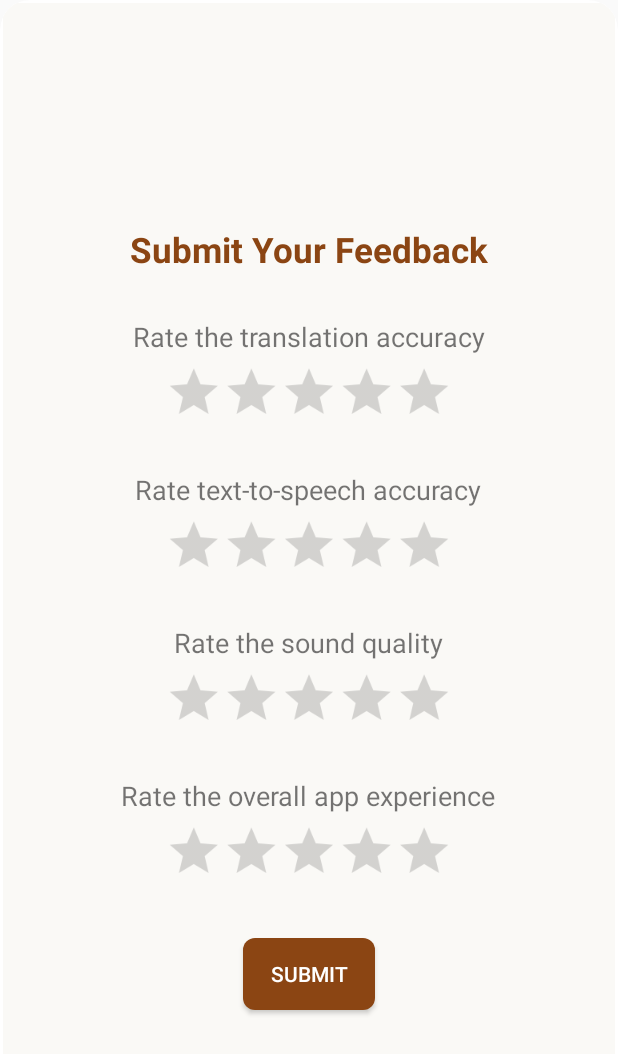
After one commit to 12cookie/signinApp, an Android app: the layout activity_popup.xml on its own in the app's theme, with its tools: preview values and no code run, on a phone screen of 412 x 824 dp. The commit adds this screen. Shown: the top 1054 px of the screen. Run offline under Robolectric (Android 15) with nearby library versions, the phone set to English and light mode, and no system bars.

Commit message:
Feedback btn

```diff
--- a/app/src/main/AndroidManifest.xml
+++ b/app/src/main/AndroidManifest.xml
@@ -39,6 +39,5 @@
         <activity
             android:name=".ConfirmPassword"
             android:exported="false" />
-
     </application>
 </manifest>
--- a/app/src/main/java/com/example/signinapp/LandingActivity.kt
+++ b/app/src/main/java/com/example/signinapp/LandingActivity.kt
@@ -9,23 +9,30 @@ import android.os.Looper
 import android.text.Editable
 import android.text.TextWatcher
 import android.util.Log
+import android.view.LayoutInflater
 import android.view.View
+import android.view.ViewGroup
 import android.widget.AdapterView
 import android.widget.ArrayAdapter
 import android.widget.Button
 import android.widget.EditText
 import android.widget.ImageView
+import android.widget.PopupWindow
 import android.widget.ProgressBar
+import android.widget.RatingBar
 import android.widget.Spinner
 import android.widget.TextView
 import android.widget.Toast
 import androidx.activity.enableEdgeToEdge
+import androidx.appcompat.app.AlertDialog
 import androidx.appcompat.app.AppCompatActivity
+import androidx.constraintlayout.widget.ConstraintLayout
 import com.android.volley.RequestQueue
 import com.android.volley.Response
 import com.android.volley.toolbox.JsonObjectRequest
 import com.android.volley.toolbox.Volley
 import com.bumptech.glide.Glide
+import com.example.signinapp.R.layout
 import org.json.JSONArray
 import org.json.JSONObject
 import java.io.IOException
@@ -38,6 +45,7 @@ class LandingActivity : AppCompatActivity()
     private lateinit var spinner: Spinner
     private lateinit var synthesize: Button
     private lateinit var logoutButton: ImageView
+    private lateinit var feedbackButton: Button
     private lateinit var serviceID: String
     private lateinit var auth: String
     private lateinit var authTranslation: String
@@ -54,7 +62,7 @@ class LandingActivity : AppCompatActivity()
     {
         super.onCreate(savedInstanceState)
         enableEdgeToEdge()
-        setContentView(R.layout.activity_landing)
+        setContentView(layout.activity_landing)
 
         sText = findViewById(R.id.textInput)
         translatedText = findViewById(R.id.translatedText)
@@ -138,6 +146,11 @@ class LandingActivity : AppCompatActivity()
                 requestQueue = Volley.newRequestQueue(this)
                 getAudioServiceID(targetLanguage)
             }
+        }
+
+        feedbackButton = findViewById(R.id.feedback)
+        feedbackButton.setOnClickListener {
+            showFeedbackDialog()
         }
 
         logoutButton = findViewById(R.id.logout)
@@ -458,4 +471,35 @@ class LandingActivity : AppCompatActivity()
             e.printStackTrace()
         }
     }
+
+    private fun showFeedbackDialog()
+    {
+        val inflater = LayoutInflater.from(this)
+        val dialogView = inflater.inflate(layout.activity_popup, null)
+
+        val feedbackDialog = AlertDialog.Builder(this)
+            .setView(dialogView)
+            .setCancelable(true)
+            .create()
+
+        val translationAccuracyRatingBar: RatingBar = dialogView.findViewById(R.id.translation_accuracy)
+        val ttsAccuracyRatingBar: RatingBar = dialogView.findViewById(R.id.tts_accuracy)
+        val soundQualityRatingBar: RatingBar = dialogView.findViewById(R.id.sound_quality)
+        val appExperienceRatingBar: RatingBar = dialogView.findViewById(R.id.app_experience)
+        val submitButton: Button = dialogView.findViewById(R.id.submitRatingButton)
+
+        submitButton.setOnClickListener {
+            val translationRating = translationAccuracyRatingBar.rating
+            val ttsRating = ttsAccuracyRatingBar.rating
+            val soundQualityRating = soundQualityRatingBar.rating
+            val appExperienceRating = appExperienceRatingBar.rating
+            Toast.makeText(
+                this,
+                "Ratings Submitted:\nTranslation: $translationRating\nTTS: $ttsRating\nSound: $soundQualityRating\nExperience: $appExperienceRating",
+                Toast.LENGTH_LONG
+            ).show()
+            feedbackDialog.dismiss()
+        }
+        feedbackDialog.show()
+    }
 }
--- a/app/src/main/res/layout/activity_landing.xml
+++ b/app/src/main/res/layout/activity_landing.xml
@@ -48,6 +48,7 @@
         app:layout_constraintTop_toBottomOf="@+id/textView2" />
 
     <androidx.cardview.widget.CardView
+        android:id="@+id/card"
         android:layout_width="match_parent"
         android:layout_height="0dp"
         app:cardCornerRadius="40dp"
@@ -63,6 +64,7 @@
             android:fillViewport="true">
 
             <androidx.constraintlayout.widget.ConstraintLayout
+                android:id="@+id/card2"
                 android:layout_width="match_parent"
                 android:layout_height="wrap_content">
 
@@ -170,6 +172,18 @@
                     app:layout_constraintStart_toStartOf="parent"
                     app:layout_constraintTop_toBottomOf="@id/translatedText" />
 
+                <Button
+                    android:id="@+id/feedback"
+                    android:layout_width="250dp"
+                    android:layout_height="wrap_content"
+                    android:layout_margin="40dp"
+                    android:background="@drawable/rounded_buttons"
+                    android:text="Submit Feedback"
+                    android:textSize="14sp"
+                    android:textColor="@color/white"
+                    app:layout_constraintEnd_toEndOf="parent"
+                    app:layout_constraintStart_toStartOf="parent"
+                    app:layout_constraintTop_toBottomOf="@id/synthesize" />
                 <ProgressBar
                     android:id="@+id/audioLoader"
                     android:layout_width="40dp"
--- /dev/null
+++ b/app/src/main/res/layout/activity_popup.xml
@@ -0,0 +1,148 @@
+<?xml version="1.0" encoding="utf-8"?>
+<androidx.constraintlayout.widget.ConstraintLayout
+    xmlns:android="http://schemas.android.com/apk/res/android"
+    xmlns:app="http://schemas.android.com/apk/res-auto"
+    xmlns:tools="http://schemas.android.com/tools"
+    android:id="@+id/popup_window_background"
+    android:layout_width="match_parent"
+    android:layout_height="match_parent">
+
+    <androidx.cardview.widget.CardView
+        android:id="@+id/popup_window_view_with_border"
+        android:layout_width="match_parent"
+        android:layout_height="match_parent"
+        android:layout_centerHorizontal="true"
+        android:layout_centerVertical="true"
+        app:cardBackgroundColor="#FFFFFF"
+        app:cardCornerRadius="20dp"
+        app:cardElevation="0dp"
+        app:cardMaxElevation="0dp"
+        app:cardPreventCornerOverlap="false"
+        app:layout_constraintBottom_toBottomOf="parent"
+        app:layout_constraintLeft_toLeftOf="parent"
+        app:layout_constraintRight_toRightOf="parent"
+        app:layout_constraintTop_toTopOf="parent">
+
+        <androidx.cardview.widget.CardView
+            android:id="@+id/popup_window_view"
+            android:layout_width="match_parent"
+            android:layout_height="match_parent"
+            android:layout_centerInParent="true"
+            android:layout_margin="2dp"
+            app:cardBackgroundColor="@android:color/white"
+            app:cardCornerRadius="3dp"
+            app:cardElevation="0dp"
+            app:cardMaxElevation="0dp"
+            app:cardPreventCornerOverlap="false">
+
+            <LinearLayout
+                android:layout_width="match_parent"
+                android:layout_height="match_parent"
+                android:background="@color/card"
+                android:gravity="center"
+                android:orientation="vertical"
+                android:padding="16dp"
+                app:layout_constraintBottom_toBottomOf="parent"
+                app:layout_constraintEnd_toEndOf="parent"
+                app:layout_constraintStart_toStartOf="parent"
+                app:layout_constraintTop_toTopOf="parent">
+
+                <TextView
+                    android:layout_width="wrap_content"
+                    android:layout_height="wrap_content"
+                    android:layout_marginTop="20dp"
+                    android:text="Submit Your Feedback"
+                    android:textColor="@color/app_theme_light"
+                    android:textSize="23dp"
+                    android:textStyle="bold"
+                    app:layout_constraintStart_toStartOf="parent"
+                    app:layout_constraintEnd_toEndOf="parent" />
+
+                <TextView
+                    android:layout_width="wrap_content"
+                    android:layout_height="wrap_content"
+                    android:layout_marginTop="30dp"
+                    android:text="Rate the translation accuracy"
+                    android:textSize="18sp" />
+
+                <RatingBar
+                    android:id="@+id/translation_accuracy"
+                    android:layout_width="wrap_content"
+                    android:layout_height="wrap_content"
+                    android:isIndicator="false"
+                    android:numStars="5"
+                    style="@android:attr/ratingBarStyleSmall"
+                    android:scaleX="0.8"
+                    android:scaleY="0.8"
+                    android:stepSize="0.5" />
+
+                <TextView
+                    android:layout_width="wrap_content"
+                    android:layout_height="wrap_content"
+                    android:layout_marginTop="20dp"
+                    android:text="Rate text-to-speech accuracy"
+                    android:textSize="18dp"
+                    app:layout_constraintStart_toStartOf="parent"
+                    app:layout_constraintEnd_toEndOf="parent"/>
+
+                <RatingBar
+                    android:id="@+id/tts_accuracy"
+                    android:layout_width="wrap_content"
+                    android:layout_height="wrap_content"
+                    android:isIndicator="false"
+                    android:numStars="5"
+                    style="@android:attr/ratingBarStyleSmall"
+                    android:scaleX="0.8"
+                    android:scaleY="0.8"
+                    android:stepSize="0.5" />
+
+                <TextView
+                    android:layout_width="wrap_content"
+                    android:layout_height="wrap_content"
+                    android:layout_marginTop="20dp"
+                    android:text="Rate the sound quality"
+                    android:textSize="18sp" />
+
+                <RatingBar
+                    android:id="@+id/sound_quality"
+                    android:layout_width="wrap_content"
+                    android:layout_height="wrap_content"
+                    android:isIndicator="false"
+                    android:numStars="5"
+                    style="@android:attr/ratingBarStyleSmall"
+                    android:scaleX="0.8"
+                    android:scaleY="0.8"
+                    android:stepSize="0.5" />
+
+                <TextView
+                    android:layout_width="wrap_content"
+                    android:layout_height="wrap_content"
+                    android:layout_marginTop="20dp"
+                    android:text="Rate the overall app experience"
+                    android:textSize="18sp" />
+
+                <RatingBar
+                    android:id="@+id/app_experience"
+                    android:layout_width="wrap_content"
+                    android:layout_height="wrap_content"
+                    android:isIndicator="false"
+                    android:numStars="5"
+                    style="@android:attr/ratingBarStyleSmall"
+                    android:scaleX="0.8"
+                    android:scaleY="0.8"
+                    android:stepSize="0.5" />
+
+                <Button
+                    android:id="@+id/submitRatingButton"
+                    android:layout_width="wrap_content"
+                    android:layout_height="wrap_content"
+                    android:layout_marginTop="25dp"
+                    android:layout_marginBottom="20dp"
+                    android:background="@drawable/rounded_buttons"
+                    android:text="Submit"
+                    android:textColor="@color/white" />
+
+            </LinearLayout>
+        </androidx.cardview.widget.CardView>
+    </androidx.cardview.widget.CardView>
+</androidx.constraintlayout.widget.ConstraintLayout>
```
